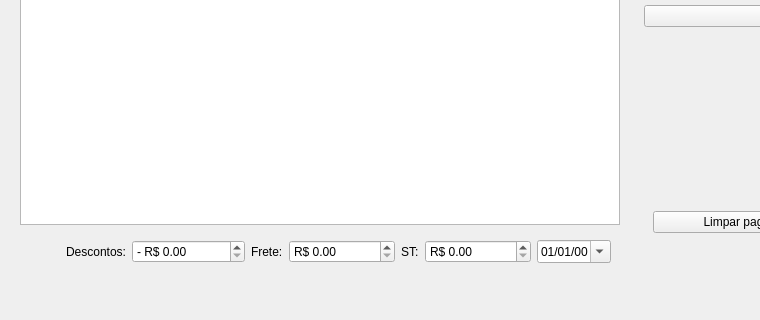
First picture: the form in ui/inputdialogfinanceiro.ui, repository darktorres/ERP-STACCATO, before the edit; both pictures show x 0 to 760 and y 288 to 608 of the 1490 by 608 pixel window.
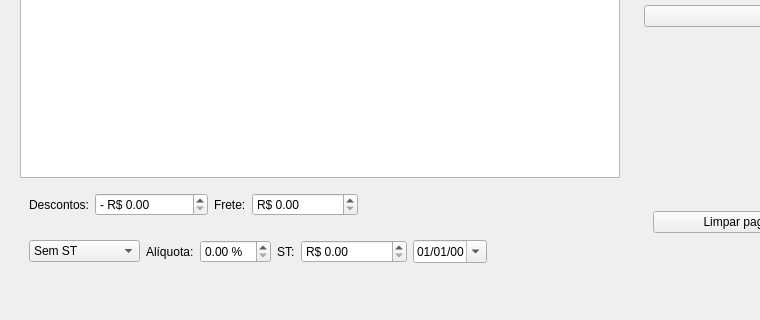
Second picture: the form after the edit. Custom widgets are drawn as their Qt base class.

What changed in the file:
```diff
--- a/ui/inputdialogfinanceiro.ui
+++ b/ui/inputdialogfinanceiro.ui
@@ -285,14 +285,7 @@
    <item row="1" column="0">
     <widget class="QFrame" name="frameDataPreco">
      <layout class="QGridLayout" name="gridLayout_3">
-      <item row="1" column="0" colspan="2">
-       <widget class="QCheckBox" name="checkBoxMarcarTodos">
-        <property name="text">
-         <string>Marcar todos</string>
-        </property>
-       </widget>
-      </item>
-      <item row="2" column="0" colspan="2">
+      <item row="3" column="0" colspan="2">
        <widget class="TableView" name="table">
         <property name="minimumSize">
          <size>
@@ -311,11 +304,90 @@
         </property>
        </widget>
       </item>
-      <item row="3" column="0" colspan="2">
-       <widget class="QFrame" name="frameFrete">
-        <layout class="QHBoxLayout" name="horizontalLayout_4">
-         <item>
-          <spacer name="horizontalSpacer_3">
+      <item row="1" column="0" colspan="2">
+       <widget class="QCheckBox" name="checkBoxMarcarTodos">
+        <property name="text">
+         <string>Marcar todos</string>
+        </property>
+       </widget>
+      </item>
+      <item row="5" column="0" colspan="2">
+       <widget class="QFrame" name="frameSt">
+        <layout class="QGridLayout" name="gridLayout">
+         <item row="1" column="1">
+          <widget class="QComboBox" name="comboBoxST">
+           <item>
+            <property name="text">
+             <string>Sem ST</string>
+            </property>
+           </item>
+           <item>
+            <property name="text">
+             <string>ST Fornecedor</string>
+            </property>
+           </item>
+           <item>
+            <property name="text">
+             <string>ST Loja</string>
+            </property>
+           </item>
+          </widget>
+         </item>
+         <item row="1" column="2">
+          <widget class="QLabel" name="labelAliquota">
+           <property name="text">
+            <string>Alíquota:</string>
+           </property>
+          </widget>
+         </item>
+         <item row="1" column="3">
+          <widget class="QDoubleSpinBox" name="doubleSpinBoxAliquota">
+           <property name="suffix">
+            <string> %</string>
+           </property>
+           <property name="maximum">
+            <double>20.000000000000000</double>
+           </property>
+          </widget>
+         </item>
+         <item row="1" column="4">
+          <widget class="QLabel" name="labelSt">
+           <property name="text">
+            <string>ST:</string>
+           </property>
+          </widget>
+         </item>
+         <item row="1" column="5">
+          <widget class="QDoubleSpinBox" name="doubleSpinBoxSt">
+           <property name="sizePolicy">
+            <sizepolicy hsizetype="Minimum" vsizetype="Fixed">
+             <horstretch>0</horstretch>
+             <verstretch>0</verstretch>
+            </sizepolicy>
+           </property>
+           <property name="showGroupSeparator" stdset="0">
+            <bool>true</bool>
+           </property>
+           <property name="prefix">
+            <string>R$ </string>
+           </property>
+           <property name="maximum">
+            <double>999999.989999999990687</double>
+           </property>
+          </widget>
+         </item>
+         <item row="1" column="7">
+          <widget class="QDateEdit" name="dateEditPgtSt">
+           <property name="displayFormat">
+            <string>dd/MM/yy</string>
+           </property>
+           <property name="calendarPopup">
+            <bool>true</bool>
+           </property>
+          </widget>
+         </item>
+         <item row="1" column="8">
+          <spacer name="horizontalSpacer_4">
            <property name="orientation">
             <enum>Qt::Horizontal</enum>
            </property>
@@ -327,14 +399,20 @@
            </property>
           </spacer>
          </item>
-         <item>
+        </layout>
+       </widget>
+      </item>
+      <item row="4" column="0">
+       <widget class="QFrame" name="frameAdicionais">
+        <layout class="QGridLayout" name="gridLayout_4">
+         <item row="0" column="1">
           <widget class="QLabel" name="labelFrete_2">
            <property name="text">
             <string>Descontos:</string>
            </property>
           </widget>
          </item>
-         <item>
+         <item row="0" column="2">
           <widget class="QDoubleSpinBox" name="doubleSpinBoxAdicionais">
            <property name="sizePolicy">
             <sizepolicy hsizetype="Minimum" vsizetype="Fixed">
@@ -353,14 +431,14 @@
            </property>
           </widget>
          </item>
-         <item>
+         <item row="0" column="3">
           <widget class="QLabel" name="labelFrete">
            <property name="text">
             <string>Frete:</string>
            </property>
           </widget>
          </item>
-         <item>
+         <item row="0" column="4">
           <widget class="QDoubleSpinBox" name="doubleSpinBoxFrete">
            <property name="sizePolicy">
             <sizepolicy hsizetype="Minimum" vsizetype="Fixed">
@@ -379,45 +457,22 @@
            </property>
           </widget>
          </item>
-         <item>
-          <widget class="QLabel" name="labelSt">
-           <property name="text">
-            <string>ST:</string>
-           </property>
-          </widget>
-         </item>
-         <item>
-          <widget class="QDoubleSpinBox" name="doubleSpinBoxSt">
-           <property name="sizePolicy">
-            <sizepolicy hsizetype="Minimum" vsizetype="Fixed">
-             <horstretch>0</horstretch>
-             <verstretch>0</verstretch>
-            </sizepolicy>
-           </property>
-           <property name="showGroupSeparator" stdset="0">
-            <bool>true</bool>
-           </property>
-           <property name="prefix">
-            <string>R$ </string>
-           </property>
-           <property name="maximum">
-            <double>999999.989999999990687</double>
-           </property>
-          </widget>
-         </item>
-         <item>
-          <widget class="QDateEdit" name="dateEditPgtSt">
-           <property name="displayFormat">
-            <string>dd/MM/yy</string>
-           </property>
-           <property name="calendarPopup">
-            <bool>true</bool>
-           </property>
-          </widget>
-         </item>
         </layout>
        </widget>
       </item>
+      <item row="4" column="1">
+       <spacer name="horizontalSpacer_3">
+        <property name="orientation">
+         <enum>Qt::Horizontal</enum>
+        </property>
+        <property name="sizeHint" stdset="0">
+         <size>
+          <width>40</width>
+          <height>20</height>
+         </size>
+        </property>
+       </spacer>
+      </item>
      </layout>
     </widget>
    </item>
```
